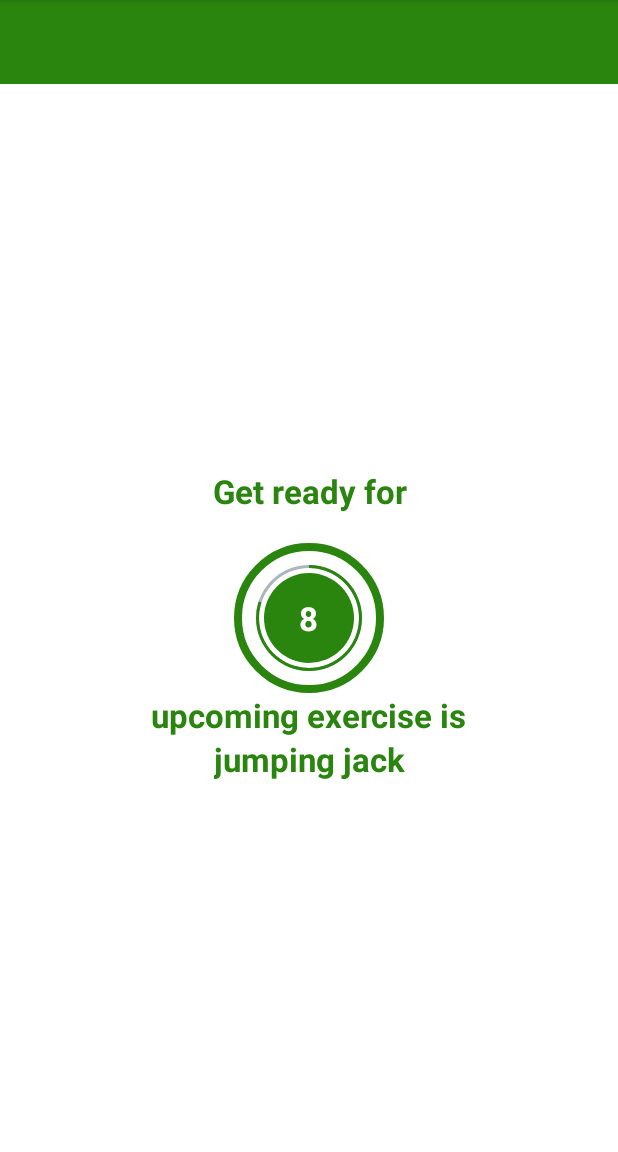
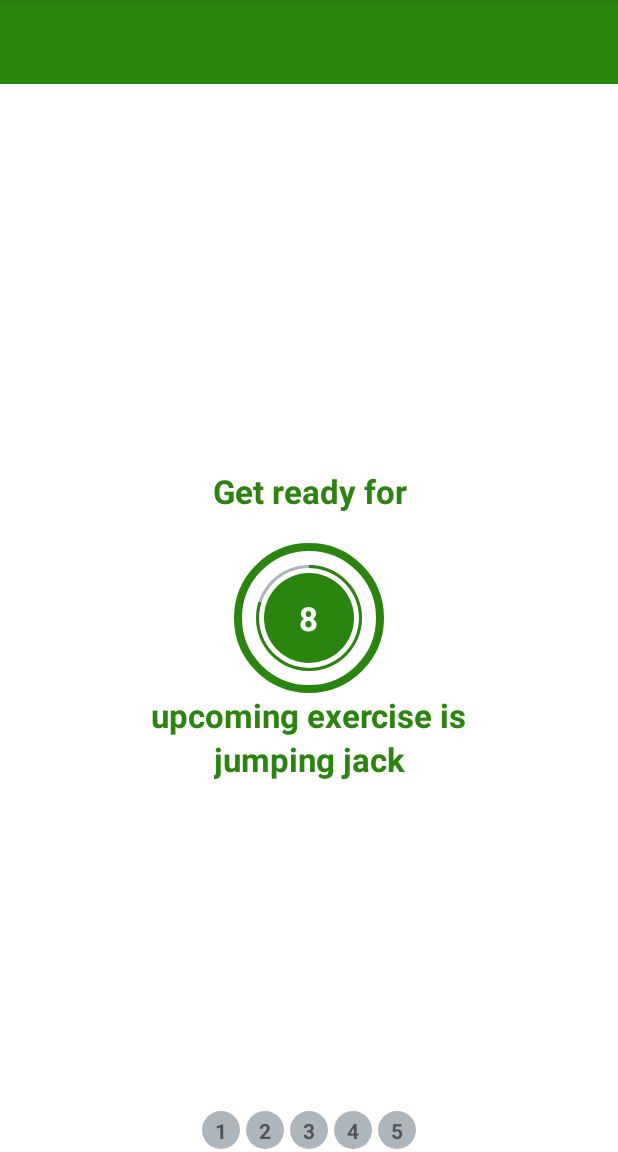
Before and after one commit to Emeka207ja/workoutapp, an Android app: the screen it shows after launch (ExerciseActivity), after a tap on "start", on a phone screen of 412 x 824 dp, the part 84-1236 px from its top. Run offline under Robolectric (Android 15) with nearby library versions, the phone set to English and light mode, and no system bars; 1 statement that could not run was skipped.

Commit message:
added recyclerview for exercise progress and finish exercise activity screen

```diff
--- a/app/src/main/AndroidManifest.xml
+++ b/app/src/main/AndroidManifest.xml
@@ -7,6 +7,7 @@
             <action android:name="android.intent.action.TTS_SERVICE" />
         </intent>
     </queries>
+
     <application
         android:allowBackup="true"
         android:dataExtractionRules="@xml/data_extraction_rules"
@@ -16,6 +17,9 @@
         android:supportsRtl="true"
         android:theme="@style/Theme.WorkoutApp"
         tools:targetApi="31">
+        <activity
+            android:name=".FinishActivity"
+            android:exported="false" />
         <activity
             android:name=".ExerciseActivity"
             android:exported="false" />
--- a/app/src/main/java/com/example/workoutapp/Constants.kt
+++ b/app/src/main/java/com/example/workoutapp/Constants.kt
@@ -24,20 +24,21 @@ object Constants {
         false,
         false,
     )
+    private val lunge :ExerciseModel = ExerciseModel(
+        4,
+        "lunge",
+        R.drawable.ic_lunge,
+        false,
+        false
+    )
     private val squat :ExerciseModel = ExerciseModel(
-        4,
+        5,
         "squat",
         R.drawable.ic_squat,
         false,
         false
     )
-    private val lunge :ExerciseModel = ExerciseModel(
-        5,
-        "lunge",
-        R.drawable.ic_lunge,
-        false,
-        false
-    )
+
     fun getExerciseList():ArrayList<ExerciseModel>{
         addExerciseToList(jumpingJack)
         addExerciseToList(plank)
--- a/app/src/main/java/com/example/workoutapp/ExerciseActivity.kt
+++ b/app/src/main/java/com/example/workoutapp/ExerciseActivity.kt
@@ -1,13 +1,19 @@
 package com.example.workoutapp
 
+import android.content.Context
+import android.content.Intent
+import android.media.MediaPlayer
+import android.net.Uri
 import android.opengl.Visibility
 import androidx.appcompat.app.AppCompatActivity
 import android.os.Bundle
 import android.os.CountDownTimer
 import android.speech.tts.TextToSpeech
+import android.util.AttributeSet
 import android.util.Log
 import android.view.View
 import android.widget.Toast
+import androidx.recyclerview.widget.LinearLayoutManager
 import com.example.workoutapp.databinding.ActivityExerciseBinding
 import java.util.*
 import kotlin.collections.ArrayList
@@ -20,7 +26,8 @@ class ExerciseActivity : AppCompatActivity(),TextToSpeech.OnInitListener {
     private var exerciseList :ArrayList<ExerciseModel>? = null
     private var binding : ActivityExerciseBinding? = null
     private var currentExercisePosition:Int = -1
-
+    private var media : MediaPlayer? = null
+    private var exerciseAdapter :ExerciseRecyclerviewAdapter? = null
 
     private var tts : TextToSpeech? = null
     override fun onCreate(savedInstanceState: Bundle?) {
@@ -35,15 +42,30 @@ class ExerciseActivity : AppCompatActivity(),TextToSpeech.OnInitListener {
         binding?.toolbarExercise?.setNavigationOnClickListener {
             onBackPressedDispatcher.onBackPressed()
         }
+        binding?.tvTimer?.text = "hi"
         exerciseList = Constants.getExerciseList()
         setUpRestView()
-
-
+        setupExerciseRecyclerView()
     }
 
 
+    private fun setupExerciseRecyclerView(){
 
+        binding?.rvProgress?.layoutManager = LinearLayoutManager(this,LinearLayoutManager.HORIZONTAL,false)
+
+        exerciseAdapter = ExerciseRecyclerviewAdapter(exerciseList!!)
+        binding?.rvProgress?.adapter = exerciseAdapter
+
+    }
     private fun setUpRestView(){
+        try{
+            val soundUri = Uri.parse("android.resource://com.example.workoutapp/" + R.raw.app_src_main_res_raw_press_start)
+            media = MediaPlayer.create(applicationContext,soundUri)
+            media?.isLooping = false
+            media?.start()
+        }catch(e:Exception){
+            e.printStackTrace()
+        }
         binding?.flCounter?.visibility = View.VISIBLE
         binding?.tvStart?.visibility = View.VISIBLE
         binding?.tvStart?.visibility = View.VISIBLE
@@ -75,6 +97,8 @@ class ExerciseActivity : AppCompatActivity(),TextToSpeech.OnInitListener {
 
                 override fun onFinish() {
                     currentExercisePosition++
+                    exerciseList!![currentExercisePosition].setIsSelected(true)
+                    exerciseAdapter!!.notifyDataSetChanged()
                     setupExerciseView()
                 }
 
@@ -91,10 +115,15 @@ class ExerciseActivity : AppCompatActivity(),TextToSpeech.OnInitListener {
             }
 
             override fun onFinish() {
+                exerciseList!![currentExercisePosition].setIsSelected(false)
+                exerciseList!![currentExercisePosition].setIsCompleted(true)
+                exerciseAdapter!!.notifyDataSetChanged()
                if(currentExercisePosition<exerciseList!!.size-1){
                    setUpRestView()
                }else{
-                   Toast.makeText(this@ExerciseActivity,"finished",Toast.LENGTH_SHORT).show()
+                   val intent = Intent(this@ExerciseActivity,FinishActivity::class.java)
+                   startActivity(intent)
+                   finish()
                }
             }
         }.start()
@@ -132,7 +161,11 @@ class ExerciseActivity : AppCompatActivity(),TextToSpeech.OnInitListener {
             tts!!.stop()
             tts!!.shutdown()
         }
+        if(media!= null){
+            media?.stop()
+        }
         binding = null
+        exerciseAdapter!!.clearList()
     }
 
     override fun onInit(status: Int) {
--- /dev/null
+++ b/app/src/main/java/com/example/workoutapp/ExerciseRecyclerviewAdapter.kt
@@ -0,0 +1,44 @@
+package com.example.workoutapp
+
+import android.view.LayoutInflater
+import android.view.ViewGroup
+import androidx.core.app.NotificationCompat.getColor
+import androidx.core.content.ContextCompat
+import androidx.recyclerview.widget.RecyclerView
+import com.example.workoutapp.databinding.ItemExerciseStatusBinding
+
+class ExerciseRecyclerviewAdapter(private val items:ArrayList<ExerciseModel>):RecyclerView.Adapter<ExerciseRecyclerviewAdapter.ViewHolder>() {
+
+     class ViewHolder(binding: ItemExerciseStatusBinding):RecyclerView.ViewHolder(binding.root){
+        val tvItem = binding.tvItem
+    }
+
+    override fun onCreateViewHolder(parent: ViewGroup, viewType: Int): ViewHolder {
+       return ViewHolder(ItemExerciseStatusBinding.inflate(LayoutInflater.from(parent.context),parent,false))
+    }
+
+    override fun getItemCount(): Int {
+        return items.size
+    }
+
+    override fun onBindViewHolder(holder: ViewHolder, position: Int) {
+        val model = items[position]
+        holder.tvItem.text = model.getId().toString()
+
+        when{
+            model.getIsSelected()->{
+                holder.tvItem.background = ContextCompat.getDrawable(holder.itemView.context,R.drawable.circular_border_selected)
+            }
+            model.getIsCompleted()->{
+                holder.tvItem.background = ContextCompat.getDrawable(holder.itemView.context,R.drawable.circular_completed_border)
+                holder.tvItem.setTextColor(ContextCompat.getColor(holder.itemView.context,R.color.white))
+            }else->{
+            holder.tvItem.background = ContextCompat.getDrawable(holder.itemView.context,R.drawable.item_circular_gray)
+            }
+        }
+
+    }
+    fun clearList(){
+        items.clear()
+    }
+}
--- /dev/null
+++ b/app/src/main/res/drawable/circular_border_selected.xml
@@ -0,0 +1,12 @@
+<?xml version="1.0" encoding="utf-8"?>
+<shape xmlns:android="http://schemas.android.com/apk/res/android"
+    android:shape = "oval"
+    >
+    <stroke
+        android:width="3dp"
+        android:color="@color/light_green"
+        />
+    <solid
+        android:color="@color/white"
+        />
+</shape>
--- /dev/null
+++ b/app/src/main/res/drawable/circular_completed_border.xml
@@ -0,0 +1,9 @@
+<?xml version="1.0" encoding="utf-8"?>
+<shape xmlns:android="http://schemas.android.com/apk/res/android"
+    android:shape = "oval"
+    >
+
+    <solid
+        android:color="@color/light_green"
+        />
+</shape>
--- /dev/null
+++ b/app/src/main/res/drawable/item_circular_gray.xml
@@ -0,0 +1,8 @@
+<?xml version="1.0" encoding="utf-8"?>
+<shape xmlns:android="http://schemas.android.com/apk/res/android"
+    android:shape = "oval"
+    >
+   <solid
+       android:color="@color/light_gray"
+       />
+</shape>
--- a/app/src/main/res/layout/activity_exercise.xml
+++ b/app/src/main/res/layout/activity_exercise.xml
@@ -68,7 +68,7 @@
                 android:layout_height = "wrap_content"
                 android:layout_width = "wrap_content"
                 android:gravity = "center"
-                android:text = "10"
+                android:text = "@string/_10"
                 tools:text = "10"
                 android:textColor = "@color/white"
                 android:textSize = "22sp"
@@ -135,10 +135,10 @@
         android:layout_width="100dp"
         tools:visibility = "visible"
         android:visibility="gone"
-        app:layout_constraintTop_toBottomOf="@+id/toolbarExercise"
+        app:layout_constraintTop_toBottomOf="@+id/tvExerciseName"
         app:layout_constraintStart_toStartOf="parent"
         app:layout_constraintEnd_toEndOf="parent"
-        app:layout_constraintBottom_toBottomOf="parent"
+        app:layout_constraintBottom_toTopOf="@+id/rvProgress"
         android:background = "@drawable/fl_circular_border"
         >
         <ProgressBar
@@ -175,4 +175,16 @@
                 />
         </LinearLayout>
     </FrameLayout>
+
+    <androidx.recyclerview.widget.RecyclerView
+        android:id="@+id/rvProgress"
+        android:layout_width="wrap_content"
+        android:layout_height="wrap_content"
+        android:gravity="center"
+        app:layout_constraintBottom_toBottomOf="parent"
+        app:layout_constraintEnd_toEndOf="parent"
+
+        app:layout_constraintStart_toStartOf="parent"
+        app:layout_constraintTop_toBottomOf="@id/flExerciseView" />
+
 </androidx.constraintlayout.widget.ConstraintLayout>
--- /dev/null
+++ b/app/src/main/res/layout/item_exercise_status.xml
@@ -0,0 +1,16 @@
+<?xml version="1.0" encoding="utf-8"?>
+<TextView
+    android:id = "@+id/tvItem"
+    xmlns:android="http://schemas.android.com/apk/res/android"
+    xmlns:tools = "http://schemas.android.com/tools"
+    android:layout_width="25dp"
+    android:layout_height="25dp"
+    tools:text = "1"
+    android:background="@drawable/item_circular_gray"
+    android:layout_margin = "2dp"
+    android:gravity = "center"
+    android:padding = "3dp"
+    android:textStyle="bold"
+    >
+
+</TextView>
--- a/app/src/main/res/values/strings.xml
+++ b/app/src/main/res/values/strings.xml
@@ -5,4 +5,5 @@
     <string name="exercise_activity">exercise activity</string>
     <string name="get_started">Get ready for</string>
     <string name="upcoming_exercise_is">upcoming exercise is</string>
+    <string name="_10">10</string>
 </resources>
```
Also changed, not shown: app/src/main/java/com/example/workoutapp/FinishActivity.kt (added, +22 -0 lines), app/src/main/res/layout/activity_finish.xml (added, +78 -0 lines), app/src/main/res/drawable/ic_action_done.png (added).
